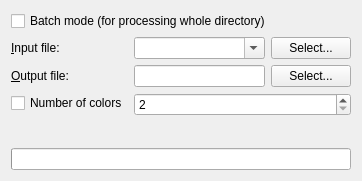
Old version of the form qgis/python/plugins/GdalTools/tools/widgetConvert.ui in the repository sourcepole/qgis.
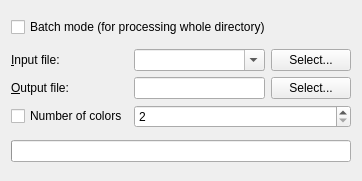
New version of the form.

Commit message: replaced all QFormLayouts with QGridLayouts

```diff
--- a/qgis/python/plugins/GdalTools/tools/widgetConvert.ui
+++ b/qgis/python/plugins/GdalTools/tools/widgetConvert.ui
@@ -11,7 +11,7 @@
    </rect>
   </property>
   <property name="sizePolicy">
-   <sizepolicy hsizetype="Expanding" vsizetype="Expanding">
+   <sizepolicy hsizetype="Expanding" vsizetype="Preferred">
     <horstretch>0</horstretch>
     <verstretch>0</verstretch>
    </sizepolicy>
@@ -28,7 +28,7 @@
     </widget>
    </item>
    <item>
-    <layout class="QFormLayout" name="formLayout">
+    <layout class="QGridLayout" name="gridLayout">
      <item row="0" column="0">
       <widget class="QLabel" name="label">
        <property name="text">
```
The commit also changes 16 other files.
